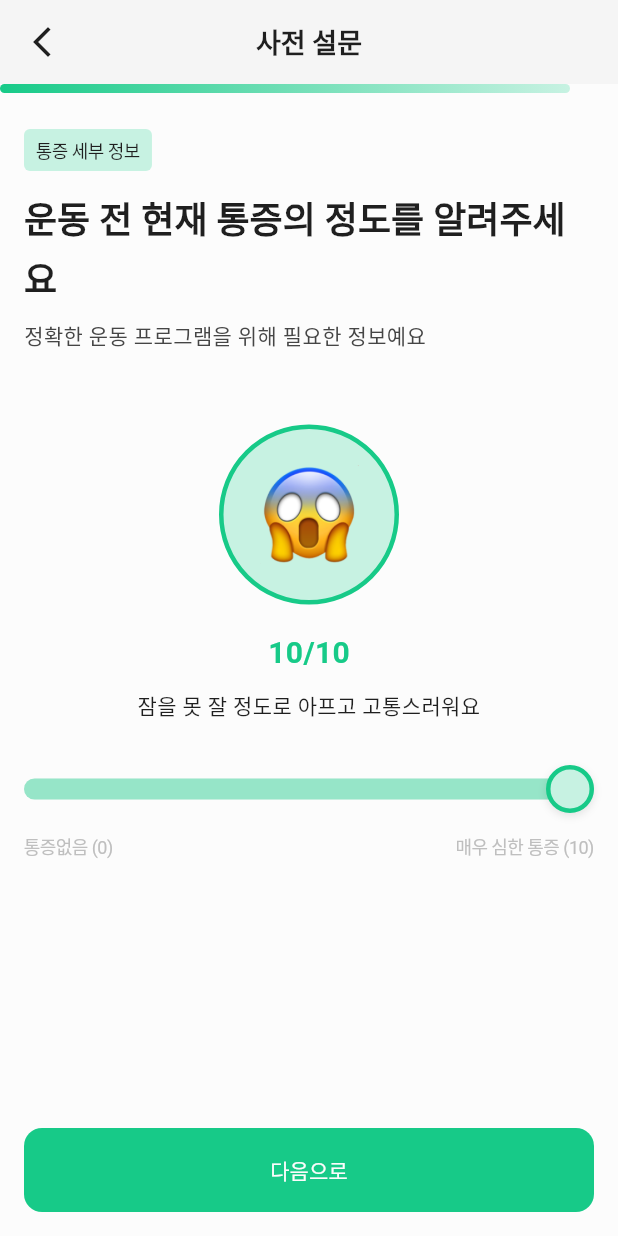
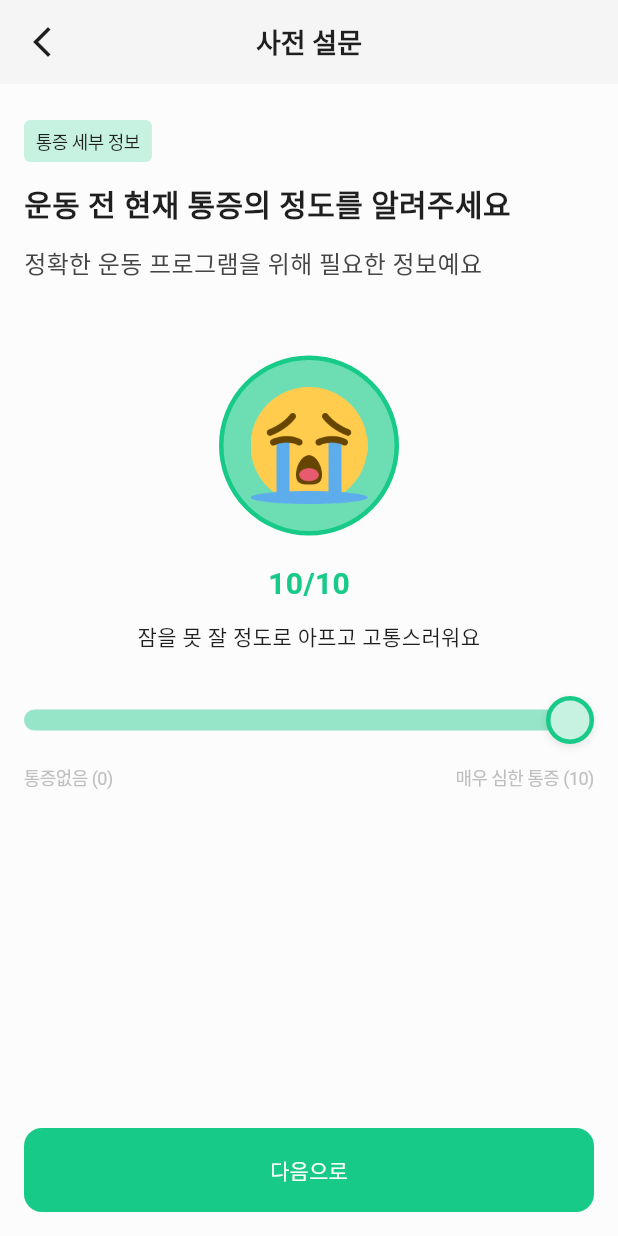
Before and after one commit to MEDILUX-club/DDUDUK, a Flutter app: the ExerciseSurveyFixedScreen screen opened by its route, on a phone screen of 412 x 824 dp. Run offline on Flutter 3.47's test engine with Material 3 defaults, Android fonts, the phone set to English and light mode, and no system bars; our stand-ins replace flutter_svg, go_router, syncfusion_flutter_sliders, video_player; missing offline and left inert: syncfusion_flutter_core; network calls fail; Roboto replaces fonts that are missing (Pretendard).

Commit message:
feat:add img_face

```diff
--- a/lib/screens/exercise/exercise_survey_fixed_screen.dart
+++ b/lib/screens/exercise/exercise_survey_fixed_screen.dart
@@ -6,7 +6,6 @@ import 'package:dduduk_app/theme/app_dimens.dart';
 import 'package:dduduk_app/theme/app_text_styles.dart';
 import 'package:dduduk_app/widgets/buttons/primary_button.dart';
 import 'package:dduduk_app/widgets/common/step_badge.dart';
-import 'package:dduduk_app/widgets/common/step_progress_bar.dart';
 import 'package:dduduk_app/widgets/survey/pain_level_face.dart';
 
 /// 운동 전 통증 정도 설문 화면 (고정 설문)
@@ -47,24 +46,17 @@ class _ExerciseSurveyFixedScreenState extends State<ExerciseSurveyFixedScreen> {
       child: Column(
         crossAxisAlignment: CrossAxisAlignment.start,
         children: [
-          // 프로그레스 바
-          StepProgressBar(
-            currentStep: 1,
-            totalSteps: 1,
-            horizontalBleed: AppDimens.screenPadding,
-          ),
           const SizedBox(height: AppDimens.space24),
-
           // 스텝 배지
           const StepBadge(label: '통증 세부 정보'),
           const SizedBox(height: AppDimens.space12),
 
           // 타이틀 & 설명
-          Text('운동 전 현재 통증의 정도를 알려주세요', style: AppTextStyles.titleHeader),
+          Text('운동 전 현재 통증의 정도를 알려주세요', style: AppTextStyles.body20Bold),
           const SizedBox(height: AppDimens.space8),
           Text(
             '정확한 운동 프로그램을 위해 필요한 정보예요',
-            style: AppTextStyles.body14Regular.copyWith(
+            style: AppTextStyles.body16Regular.copyWith(
               color: AppColors.textNeutral,
             ),
           ),
--- a/lib/widgets/survey/pain_level_face.dart
+++ b/lib/widgets/survey/pain_level_face.dart
@@ -32,10 +32,10 @@ class PainLevelFace extends StatelessWidget {
       height: size,
       decoration: BoxDecoration(
         shape: BoxShape.circle,
-        color: AppColors.primaryLight,
+        color: AppColors.primarySecondary,
         border: Border.all(color: AppColors.primary, width: 3),
       ),
-      padding: EdgeInsets.all(size * 0.2),
+      padding: EdgeInsets.all(size * 0.15),
       child: Image.asset(_getFaceImage(), fit: BoxFit.contain),
     );
   }
```
Also changed, not shown: assets/images/img_face_0.png, assets/images/img_face_10.png, assets/images/img_face_2.png, assets/images/img_face_4.png, assets/images/img_face_6.png, assets/images/img_face_8.png.
